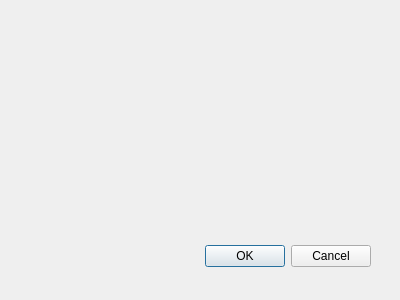
This is PhysioMgr/PsmDlgPhysioList.ui in yuylong/PhysioMgr as Qt 5 draws it before an edit. The edited form follows.
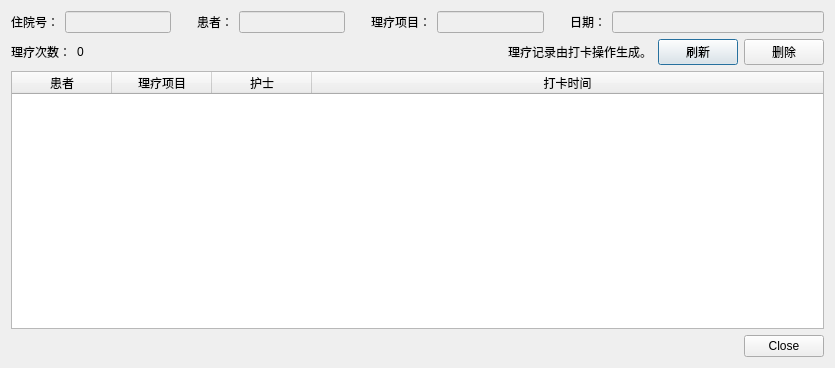
This is the edited form.

Commit message: Design the layout of physio list dialog.

```diff
--- a/PhysioMgr/PsmDlgPhysioList.ui
+++ b/PhysioMgr/PsmDlgPhysioList.ui
@@ -8,29 +8,208 @@
    <rect>
     <x>0</x>
     <y>0</y>
-    <width>400</width>
-    <height>300</height>
+    <width>835</width>
+    <height>368</height>
    </rect>
   </property>
   <property name="windowTitle">
    <string>Dialog</string>
   </property>
-  <widget name="buttonBox" class="QDialogButtonBox">
-   <property name="geometry">
-    <rect>
-     <x>30</x>
-     <y>240</y>
-     <width>341</width>
-     <height>32</height>
-    </rect>
-   </property>
-   <property name="orientation">
-    <enum>Qt::Horizontal</enum>
-   </property>
-   <property name="standardButtons">
-    <set>QDialogButtonBox::Cancel|QDialogButtonBox::Ok</set>
-   </property>
-  </widget>
+  <layout class="QVBoxLayout" name="verticalLayout">
+   <item>
+    <layout class="QHBoxLayout" name="horizontalLayout" stretch="0,1,0,0,1,0,0,1,0,0,2">
+     <item>
+      <widget class="QLabel" name="label">
+       <property name="text">
+        <string>住院号：</string>
+       </property>
+      </widget>
+     </item>
+     <item>
+      <widget class="QLineEdit" name="leHospiRecId">
+       <property name="enabled">
+        <bool>false</bool>
+       </property>
+      </widget>
+     </item>
+     <item>
+      <spacer name="horizontalSpacer">
+       <property name="orientation">
+        <enum>Qt::Horizontal</enum>
+       </property>
+       <property name="sizeType">
+        <enum>QSizePolicy::Fixed</enum>
+       </property>
+       <property name="sizeHint" stdset="0">
+        <size>
+         <width>20</width>
+         <height>20</height>
+        </size>
+       </property>
+      </spacer>
+     </item>
+     <item>
+      <widget class="QLabel" name="label_2">
+       <property name="text">
+        <string>患者：</string>
+       </property>
+      </widget>
+     </item>
+     <item>
+      <widget class="QLineEdit" name="lePatientName">
+       <property name="enabled">
+        <bool>false</bool>
+       </property>
+      </widget>
+     </item>
+     <item>
+      <spacer name="horizontalSpacer_2">
+       <property name="orientation">
+        <enum>Qt::Horizontal</enum>
+       </property>
+       <property name="sizeType">
+        <enum>QSizePolicy::Fixed</enum>
+       </property>
+       <property name="sizeHint" stdset="0">
+        <size>
+         <width>20</width>
+         <height>20</height>
+        </size>
+       </property>
+      </spacer>
+     </item>
+     <item>
+      <widget class="QLabel" name="label_3">
+       <property name="text">
+        <string>理疗项目：</string>
+       </property>
+      </widget>
+     </item>
+     <item>
+      <widget class="QLineEdit" name="lePhysioName">
+       <property name="enabled">
+        <bool>false</bool>
+       </property>
+      </widget>
+     </item>
+     <item>
+      <spacer name="horizontalSpacer_3">
+       <property name="orientation">
+        <enum>Qt::Horizontal</enum>
+       </property>
+       <property name="sizeType">
+        <enum>QSizePolicy::Fixed</enum>
+       </property>
+       <property name="sizeHint" stdset="0">
+        <size>
+         <width>20</width>
+         <height>20</height>
+        </size>
+       </property>
+      </spacer>
+     </item>
+     <item>
+      <widget class="QLabel" name="label_4">
+       <property name="text">
+        <string>日期：</string>
+       </property>
+      </widget>
+     </item>
+     <item>
+      <widget class="QLineEdit" name="leDate">
+       <property name="enabled">
+        <bool>false</bool>
+       </property>
+      </widget>
+     </item>
+    </layout>
+   </item>
+   <item>
+    <layout class="QHBoxLayout" name="horizontalLayout_2" stretch="0,1,0,0,0">
+     <item>
+      <widget class="QLabel" name="label_5">
+       <property name="text">
+        <string>理疗次数：</string>
+       </property>
+      </widget>
+     </item>
+     <item>
+      <widget class="QLabel" name="lblCount">
+       <property name="text">
+        <string>0</string>
+       </property>
+      </widget>
+     </item>
+     <item>
+      <widget class="QLabel" name="label_7">
+       <property name="text">
+        <string>理疗记录由打卡操作生成。</string>
+       </property>
+      </widget>
+     </item>
+     <item>
+      <widget class="QPushButton" name="pbRefresh">
+       <property name="text">
+        <string>刷新</string>
+       </property>
+      </widget>
+     </item>
+     <item>
+      <widget class="QPushButton" name="pbDelete">
+       <property name="text">
+        <string>删除</string>
+       </property>
+      </widget>
+     </item>
+    </layout>
+   </item>
+   <item>
+    <widget class="QTableWidget" name="tableWidget">
+     <property name="editTriggers">
+      <set>QAbstractItemView::NoEditTriggers</set>
+     </property>
+     <property name="selectionMode">
+      <enum>QAbstractItemView::SingleSelection</enum>
+     </property>
+     <property name="selectionBehavior">
+      <enum>QAbstractItemView::SelectRows</enum>
+     </property>
+     <attribute name="horizontalHeaderStretchLastSection">
+      <bool>true</bool>
+     </attribute>
+     <column>
+      <property name="text">
+       <string>患者</string>
+      </property>
+     </column>
+     <column>
+      <property name="text">
+       <string>理疗项目</string>
+      </property>
+     </column>
+     <column>
+      <property name="text">
+       <string>护士</string>
+      </property>
+     </column>
+     <column>
+      <property name="text">
+       <string>打卡时间</string>
+      </property>
+     </column>
+    </widget>
+   </item>
+   <item>
+    <widget class="QDialogButtonBox" name="buttonBox">
+     <property name="orientation">
+      <enum>Qt::Horizontal</enum>
+     </property>
+     <property name="standardButtons">
+      <set>QDialogButtonBox::Close</set>
+     </property>
+    </widget>
+   </item>
+  </layout>
  </widget>
  <pixmapfunction/>
  <resources/>
```
Left out of the diff: 7 changed lines with no effect on the pictures. The commit also changes 1 other file.
